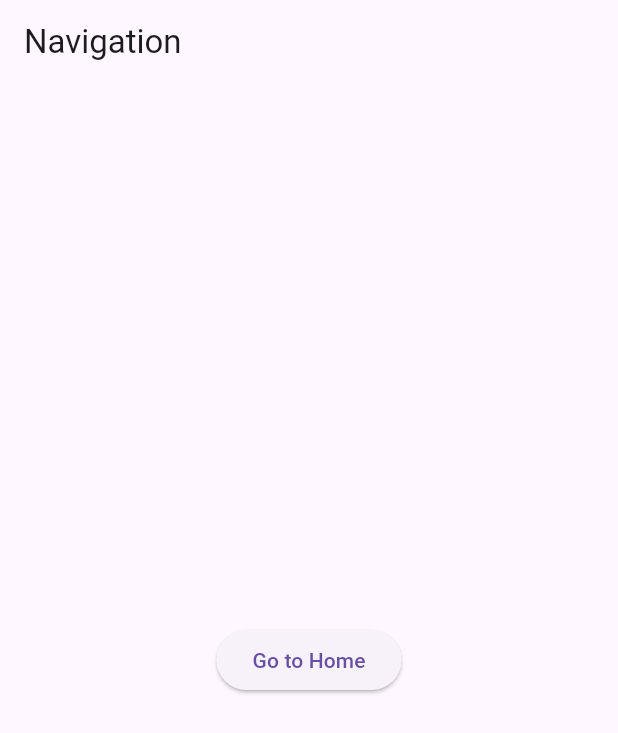
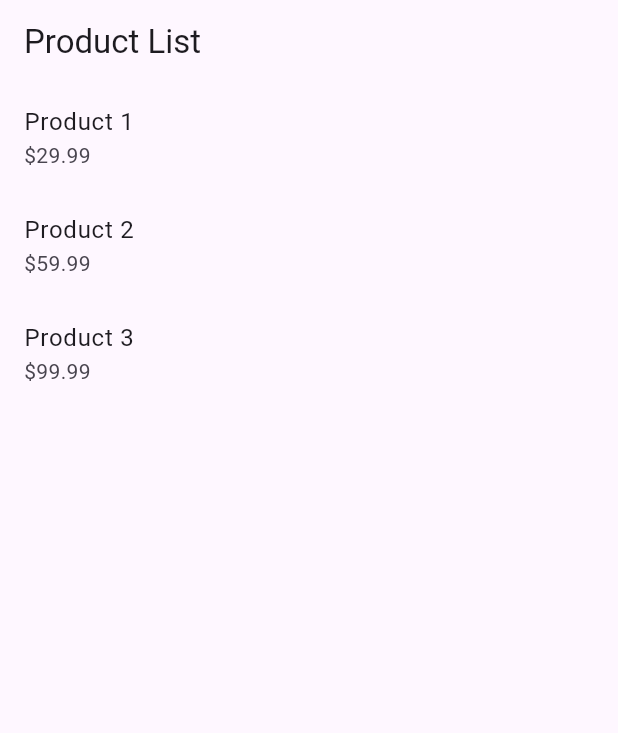
Before and after one commit to zakir1999/GETx, a Flutter app: the screen it shows after launch, on a phone screen of 412 x 824 dp. Shown: the top 733 px of the screen. Run offline on Flutter 3.47's test engine with Material 3 defaults, Android fonts, the phone set to English and light mode, and no system bars; our stand-ins replace gap, get; missing offline and left inert: raised_buttons.

Commit message:
Navigation

```diff
--- /dev/null
+++ b/lib/app/modules/product/controllers/product_controller.dart
@@ -0,0 +1,17 @@
+import 'package:get/get.dart';
+
+import '../models/product_model.dart';
+
+class ProductController extends GetxController {
+  var products = <ProductModel>[].obs;
+
+  @override
+  void onInit() {
+    products.addAll([
+      ProductModel(name: 'Product 1', price: 29.99),
+      ProductModel(name: 'Product 2', price: 59.99),
+      ProductModel(name: 'Product 3', price: 99.99),
+    ]);
+    super.onInit();
+  }
+}
--- /dev/null
+++ b/lib/app/modules/product/models/product_model.dart
@@ -0,0 +1,6 @@
+class ProductModel {
+  final String name;
+  final double price;
+
+  ProductModel({required this.name, required this.price});
+}
--- /dev/null
+++ b/lib/app/modules/product/views/product_details_view.dart
@@ -0,0 +1,26 @@
+import 'package:flutter/material.dart';
+import 'package:get/get.dart';
+import '../models/product_model.dart';
+
+class ProductDetailsView extends StatelessWidget {
+  @override
+  Widget build(BuildContext context) {
+    final ProductModel product = Get.arguments;
+
+    return Scaffold(
+      appBar: AppBar(
+        title: Text('Product Details'),
+      ),
+      body: Center(
+        child: Column(
+          mainAxisAlignment: MainAxisAlignment.center,
+          children: [
+            Text(product.name, style: TextStyle(fontSize: 24)),
+            SizedBox(height: 10),
+            Text('\$${product.price}', style: TextStyle(fontSize: 24)),
+          ],
+        ),
+      ),
+    );
+  }
+}
--- /dev/null
+++ b/lib/app/modules/product/views/product_view.dart
@@ -0,0 +1,32 @@
+import 'package:flutter/material.dart';
+import 'package:get/get.dart';
+import 'package:getx/app/modules/product/controllers/product_controller.dart';
+
+class ProductView extends StatelessWidget {
+  final ProductController productController = Get.put(ProductController());
+
+  @override
+  Widget build(BuildContext context) {
+    return Scaffold(
+      appBar: AppBar(
+        title: Text('Product List'),
+      ),
+      body: Obx(() {
+        return ListView.builder(
+          itemCount: productController.products.length,
+          itemBuilder: (context, index) {
+            final product = productController.products[index];
+
+            return ListTile(
+              title: Text(product.name),
+              subtitle: Text('\$${product.price.toString()}'),
+              onTap: () {
+                Get.toNamed('/product-details', arguments: product);
+              },
+            );
+          },
+        );
+      }),
+    );
+  }
+}
--- /dev/null
+++ b/lib/app/routes/app_pages.dart
@@ -0,0 +1,18 @@
+import 'package:get/get.dart';
+import '../modules/product/views/product_view.dart';
+import '../modules/product/views/product_details_view.dart';
+
+part 'app_routes.dart';
+
+class AppPages {
+  static final routes = [
+    GetPage(
+      name: Routes.PRODUCT,
+      page: () => ProductView(),
+    ),
+    GetPage(
+      name: Routes.PRODUCT_DETAILS,
+      page: () => ProductDetailsView(),
+    ),
+  ];
+}
--- /dev/null
+++ b/lib/app/routes/app_routes.dart
@@ -0,0 +1,6 @@
+part of 'app_pages.dart';
+
+class Routes {
+  static const PRODUCT = '/product';
+  static const PRODUCT_DETAILS = '/product-details';
+}
--- a/lib/main.dart
+++ b/lib/main.dart
@@ -1,115 +1,19 @@
 import 'package:flutter/material.dart';
-import 'package:getx/Packages/Route%20Navigation/home.dart';
-import 'package:getx/Packages/bottom.dart';
-import 'package:getx/Packages/dialog.dart';
-
-import 'Packages/showing snackbar.dart';
+import 'package:get/get.dart';
+import 'app/routes/app_pages.dart';
 
 void main() {
-  runApp(const MyApp());
+  runApp(MyApp());
 }
 
 class MyApp extends StatelessWidget {
-  const MyApp({super.key});
-
-  // This widget is the root of your application.
   @override
   Widget build(BuildContext context) {
-    return MaterialApp(
-      title: 'Flutter Demo',
-      theme: ThemeData(
-        colorScheme: ColorScheme.fromSeed(seedColor: Colors.deepPurple),
-        useMaterial3: true,
-      ),
-      home:home(),
+    return GetMaterialApp(
+      debugShowCheckedModeBanner: false,
+      title: 'Product App',
+      initialRoute: Routes.PRODUCT,
+      getPages: AppPages.routes,
     );
   }
 }
-
-class MyHomePage extends StatefulWidget {
-  const MyHomePage({super.key, required this.title});
-
-  // This widget is the home page of your application. It is stateful, meaning
-  // that it has a State object (defined below) that contains fields that affect
-  // how it looks.
-
-  // This class is the configuration for the state. It holds the values (in this
-  // case the title) provided by the parent (in this case the App widget) and
-  // used by the build method of the State. Fields in a Widget subclass are
-  // always marked "final".
-
-  final String title;
-
-  @override
-  State<MyHomePage> createState() => _MyHomePageState();
-}
-
-class _MyHomePageState extends State<MyHomePage> {
-  int _counter = 0;
-
-  void _incrementCounter() {
-    setState(() {
-      // This call to setState tells the Flutter framework that something has
-      // changed in this State, which causes it to rerun the build method below
-      // so that the display can reflect the updated values. If we changed
-      // _counter without calling setState(), then the build method would not be
-      // called again, and so nothing would appear to happen.
-      _counter++;
-    });
-  }
-
-  @override
-  Widget build(BuildContext context) {
-    // This method is rerun every time setState is called, for instance as done
-    // by the _incrementCounter method above.
-    //
-    // The Flutter framework has been optimized to make rerunning build methods
-    // fast, so that you can just rebuild anything that needs updating rather
-    // than having to individually change instances of widgets.
-    return Scaffold(
-      appBar: AppBar(
-        // TRY THIS: Try changing the color here to a specific color (to
-        // Colors.amber, perhaps?) and trigger a hot reload to see the AppBar
-        // change color while the other colors stay the same.
-        backgroundColor: Theme.of(context).colorScheme.inversePrimary,
-        // Here we take the value from the MyHomePage object that was created by
-        // the App.build method, and use it to set our appbar title.
-        title: Text(widget.title),
-      ),
-      body: Center(
-        // Center is a layout widget. It takes a single child and positions it
-        // in the middle of the parent.
-        child: Column(
-          // Column is also a layout widget. It takes a list of children and
-          // arranges them vertically. By default, it sizes itself to fit its
-          // children horizontally, and tries to be as tall as its parent.
-          //
-          // Column has various properties to control how it sizes itself and
-          // how it positions its children. Here we use mainAxisAlignment to
-          // center the children vertically; the main axis here is the vertical
-          // axis because Columns are vertical (the cross axis would be
-          // horizontal).
-          //
-          // TRY THIS: Invoke "debug painting" (choose the "Toggle Debug Paint"
-          // action in the IDE, or press "p" in the console), to see the
-          // wireframe for each widget.
-          mainAxisAlignment: MainAxisAlignment.center,
-          children: <Widget>[
-            const Text(
-              'You have pushed the button this many times:',
-            ),
-            Text(
-              '$_counter',
-              style: Theme.of(context).textTheme.headlineMedium,
-            ),
-          ],
-        ),
-      ),
-      floatingActionButton: FloatingActionButton(
-        onPressed: _incrementCounter,
-        tooltip: 'Increment',
-        child: const Icon(Icons.add),
-      ), // This trailing comma makes auto-formatting nicer for build methods.
-    );
-  }
-}
--- a/pubspec.yaml
+++ b/pubspec.yaml
@@ -35,7 +35,7 @@ dependencies:
   # The following adds the Cupertino Icons font to your application.
   # Use with the CupertinoIcons class for iOS style icons.
   cupertino_icons: ^1.0.8
-  get: ^4.6.6
+  get: ^4.7.2
   raised_buttons: ^0.0.2
   gradient_elevated_button: ^1.0.8
   top_snackbar_flutter: ^3.1.0
```
Also changed, not shown: pubspec.lock, 1 other file.
